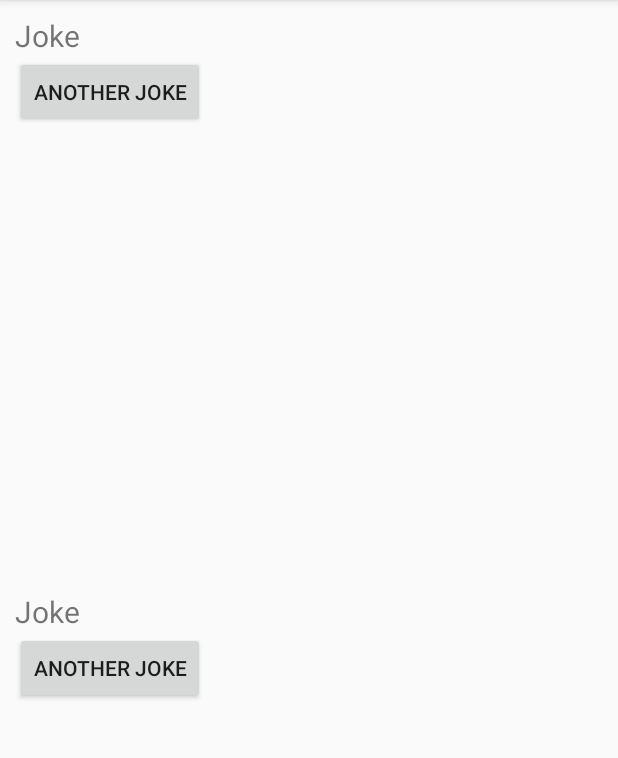
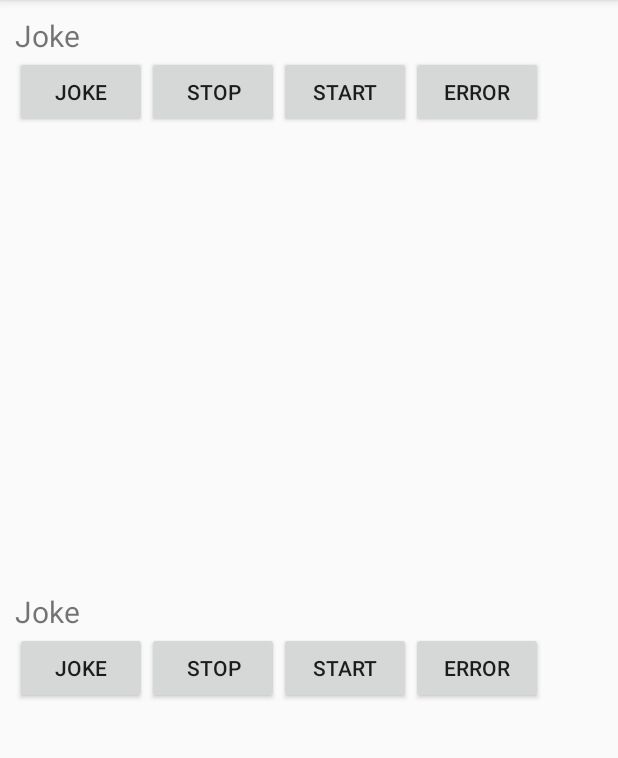
Before and after one commit to dbottillo/Learning, an Android app: the screen it shows after launch (MainActivity), on a phone screen of 412 x 824 dp, the part 84-842 px from its top. Run offline under Robolectric (Android 15) with nearby library versions, the phone set to English and light mode, and no system bars; our stand-ins replace RxJava; 3 statements that could not run were skipped.

Commit message:
more try

```diff
--- a/app/build.gradle
+++ b/app/build.gradle
@@ -35,6 +35,8 @@ dependencies {
     implementation "com.squareup.retrofit2:adapter-rxjava2:2.3.0"
     implementation "io.reactivex.rxjava2:rxjava:2.1.0"
     implementation "io.reactivex.rxjava2:rxandroid:2.0.1"
+    implementation 'com.jakewharton.rxrelay2:rxrelay:2.0.0'
+
 
     testImplementation 'junit:junit:4.12'
     androidTestImplementation 'com.android.support.test:runner:1.0.0'
--- a/app/src/main/java/com/danielebottillo/learning/interactor/JokeInteractor.kt
+++ b/app/src/main/java/com/danielebottillo/learning/interactor/JokeInteractor.kt
@@ -2,7 +2,7 @@ package com.danielebottillo.learning.interactor
 
 import com.danielebottillo.learning.model.Joke
 import com.danielebottillo.learning.repository.JokeRepository
-import io.reactivex.functions.Consumer
+import io.reactivex.subjects.Subject
 
 class JokeInteractor {
 
@@ -10,7 +10,11 @@ class JokeInteractor {
         JokeRepository.instance.getJoke()
     }
 
-    fun subscribe(consumer: Consumer<Joke>) {
-        JokeRepository.instance.getSubject().subscribe(consumer)
+    fun subscribe(): Subject<Joke> {
+        return JokeRepository.instance.getSubject()
+    }
+
+    fun generateError() {
+        JokeRepository.instance.generateError()
     }
 }
--- a/app/src/main/java/com/danielebottillo/learning/ui/BottomFragment.kt
+++ b/app/src/main/java/com/danielebottillo/learning/ui/BottomFragment.kt
@@ -10,6 +10,7 @@ import android.widget.TextView
 import com.danielebottillo.learning.R
 import com.danielebottillo.learning.interactor.JokeInteractor
 import com.danielebottillo.learning.model.Joke
+import io.reactivex.disposables.Disposable
 import io.reactivex.functions.Consumer
 
 class BottomFragment : Fragment() {
@@ -19,6 +20,8 @@ class BottomFragment : Fragment() {
     }
 
     val text: TextView by lazy { view!!.findViewById<TextView>(R.id.joke) }
+
+    var disposable: Disposable? = null
 
     override fun onCreateView(inflater: LayoutInflater, container: ViewGroup?,
                               savedInstanceState: Bundle?): View? {
@@ -31,13 +34,33 @@ class BottomFragment : Fragment() {
         view?.findViewById<Button>(R.id.another)?.setOnClickListener {
             interactor.getJoke()
         }
+
+        view?.findViewById<Button>(R.id.stop)?.setOnClickListener {
+            disposable?.dispose()
+        }
+
+        view?.findViewById<Button>(R.id.start)?.setOnClickListener {
+            subscribe()
+        }
+
+        view?.findViewById<Button>(R.id.error)?.setOnClickListener {
+            interactor.generateError()
+        }
     }
 
     override fun onCreate(savedInstanceState: Bundle?) {
         super.onCreate(savedInstanceState)
 
-        interactor.subscribe(Consumer<Joke> {
+        subscribe()
+    }
+
+    fun subscribe() {
+        disposable = interactor.subscribe().subscribe({
+            text.setTextColor(resources.getColor(android.R.color.black))
             text.text = it.text
+        }, {
+            text.setTextColor(resources.getColor(android.R.color.holo_red_dark))
+            text.text = it.localizedMessage
         })
     }
 
--- a/app/src/main/java/com/danielebottillo/learning/ui/TopFragment.kt
+++ b/app/src/main/java/com/danielebottillo/learning/ui/TopFragment.kt
@@ -9,8 +9,7 @@ import android.widget.Button
 import android.widget.TextView
 import com.danielebottillo.learning.R
 import com.danielebottillo.learning.interactor.JokeInteractor
-import com.danielebottillo.learning.model.Joke
-import io.reactivex.functions.Consumer
+import io.reactivex.disposables.Disposable
 
 
 class TopFragment : Fragment() {
@@ -20,6 +19,8 @@ class TopFragment : Fragment() {
     }
 
     val text: TextView by lazy { view!!.findViewById<TextView>(R.id.joke) }
+
+    var disposable: Disposable? = null
 
     override fun onCreateView(inflater: LayoutInflater, container: ViewGroup?,
                               savedInstanceState: Bundle?): View? {
@@ -32,13 +33,33 @@ class TopFragment : Fragment() {
         view?.findViewById<Button>(R.id.another)?.setOnClickListener {
             interactor.getJoke()
         }
+
+        view?.findViewById<Button>(R.id.stop)?.setOnClickListener {
+            disposable?.dispose()
+        }
+
+        view?.findViewById<Button>(R.id.start)?.setOnClickListener {
+            subscribe()
+        }
+
+        view?.findViewById<Button>(R.id.error)?.setOnClickListener {
+            interactor.generateError()
+        }
     }
 
     override fun onCreate(savedInstanceState: Bundle?) {
         super.onCreate(savedInstanceState)
 
-        interactor.subscribe(Consumer<Joke> {
+        subscribe()
+    }
+
+    fun subscribe(){
+        disposable = interactor.subscribe().subscribe({
+            text.setTextColor(resources.getColor(android.R.color.black))
             text.text = it.text
+        }, {
+            text.setTextColor(resources.getColor(android.R.color.holo_red_dark))
+            text.text = it.localizedMessage
         })
     }
 
--- a/app/src/main/res/layout/joke_fragment.xml
+++ b/app/src/main/res/layout/joke_fragment.xml
@@ -12,10 +12,34 @@
         android:text="Joke"
         android:textSize="20sp"/>
 
-    <Button
-        android:id="@+id/another"
+    <LinearLayout
         android:layout_height="wrap_content"
         android:layout_width="wrap_content"
-        android:text="Another joke"/>
+        android:orientation="horizontal">
+
+        <Button
+            android:id="@+id/another"
+            android:layout_height="wrap_content"
+            android:layout_width="wrap_content"
+            android:text="Joke"/>
+
+        <Button
+            android:id="@+id/stop"
+            android:layout_height="wrap_content"
+            android:layout_width="wrap_content"
+            android:text="Stop"/>
+
+        <Button
+            android:id="@+id/start"
+            android:layout_height="wrap_content"
+            android:layout_width="wrap_content"
+            android:text="Start"/>
+
+        <Button
+            android:id="@+id/error"
+            android:layout_height="wrap_content"
+            android:layout_width="wrap_content"
+            android:text="Error"/>
+    </LinearLayout>
 
 </LinearLayout>
```
Also changed, not shown: app/src/main/java/com/danielebottillo/learning/CoolSubject.java (added, +263 -0 lines), app/src/main/java/com/danielebottillo/learning/repository/JokeRepository.kt (+14 -6 lines).
